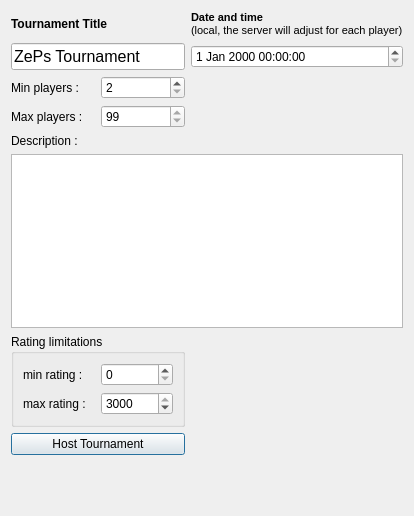
Above: src/_res/tournaments/host.ui from FAForever/client before the change. Below: the same form after it.
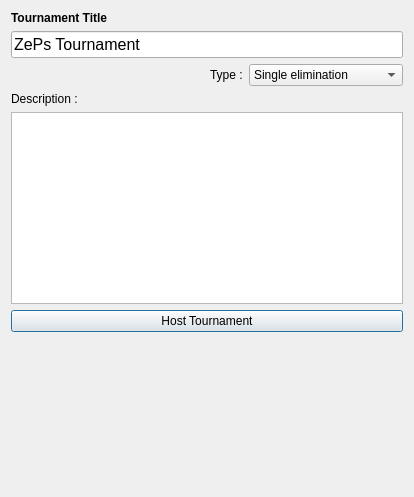
That is the form after the change.

```diff
--- a/src/_res/tournaments/host.ui
+++ b/src/_res/tournaments/host.ui
@@ -7,14 +7,14 @@
     <x>0</x>
     <y>0</y>
     <width>414</width>
-    <height>516</height>
+    <height>497</height>
    </rect>
   </property>
   <property name="windowTitle">
    <string>Dialog</string>
   </property>
-  <layout class="QGridLayout" name="gridLayout_3">
-   <item row="0" column="0">
+  <layout class="QGridLayout" name="gridLayout">
+   <item row="0" column="0" colspan="2">
     <widget class="QLabel" name="label">
      <property name="font">
       <font>
@@ -27,25 +27,7 @@
      </property>
     </widget>
    </item>
-   <item row="0" column="1">
-    <widget class="QLabel" name="label_3">
-     <property name="font">
-      <font>
-       <weight>75</weight>
-       <bold>true</bold>
-      </font>
-     </property>
-     <property name="text">
-      <string>&lt;!DOCTYPE HTML PUBLIC &quot;-//W3C//DTD HTML 4.0//EN&quot; &quot;http://www.w3.org/TR/REC-html40/strict.dtd&quot;&gt;
-&lt;html&gt;&lt;head&gt;&lt;meta name=&quot;qrichtext&quot; content=&quot;1&quot; /&gt;&lt;style type=&quot;text/css&quot;&gt;
-p, li { white-space: pre-wrap; }
-&lt;/style&gt;&lt;/head&gt;&lt;body style=&quot; font-family:'MS Shell Dlg 2'; font-size:8.25pt; font-weight:600; font-style:normal;&quot;&gt;
-&lt;p style=&quot; margin-top:0px; margin-bottom:0px; margin-left:0px; margin-right:0px; -qt-block-indent:0; text-indent:0px;&quot;&gt;&lt;span style=&quot; font-size:8pt;&quot;&gt;Date and time &lt;/span&gt;&lt;/p&gt;
-&lt;p style=&quot; margin-top:0px; margin-bottom:0px; margin-left:0px; margin-right:0px; -qt-block-indent:0; text-indent:0px;&quot;&gt;&lt;span style=&quot; font-size:8pt; font-weight:400;&quot;&gt;(local, the server will adjust for each player)&lt;/span&gt;&lt;/p&gt;&lt;/body&gt;&lt;/html&gt;</string>
-     </property>
-    </widget>
-   </item>
-   <item row="1" column="0">
+   <item row="1" column="0" colspan="2">
     <widget class="QLineEdit" name="titleEdit">
      <property name="font">
       <font>
@@ -60,65 +42,42 @@
      </property>
     </widget>
    </item>
-   <item row="1" column="1">
-    <widget class="QDateTimeEdit" name="dateTimeEdit"/>
-   </item>
-   <item row="2" column="0">
-    <layout class="QHBoxLayout" name="horizontalLayout">
-     <item>
-      <widget class="QLabel" name="label_2">
-       <property name="text">
-        <string>Min players :</string>
-       </property>
-      </widget>
-     </item>
-     <item>
-      <widget class="QSpinBox" name="minPlayers">
-       <property name="suffix">
-        <string/>
-       </property>
-       <property name="minimum">
-        <number>2</number>
-       </property>
-      </widget>
-     </item>
-    </layout>
-   </item>
    <item row="2" column="1">
-    <spacer name="horizontalSpacer">
-     <property name="orientation">
-      <enum>Qt::Horizontal</enum>
-     </property>
-     <property name="sizeHint" stdset="0">
-      <size>
-       <width>181</width>
-       <height>20</height>
-      </size>
-     </property>
-    </spacer>
-   </item>
-   <item row="3" column="0">
-    <layout class="QHBoxLayout" name="horizontalLayout_2">
-     <item>
-      <widget class="QLabel" name="label_4">
+    <layout class="QFormLayout" name="formLayout">
+     <item row="0" column="0">
+      <widget class="QLabel" name="label_2">
        <property name="text">
-        <string>Max players :</string>
+        <string>Type :</string>
        </property>
       </widget>
      </item>
-     <item>
-      <widget class="QSpinBox" name="maxPlayers">
-       <property name="suffix">
-        <string/>
-       </property>
-       <property name="minimum">
-        <number>99</number>
-       </property>
+     <item row="0" column="1">
+      <widget class="QComboBox" name="TypeComboBox">
+       <item>
+        <property name="text">
+         <string>Single elimination</string>
+        </property>
+       </item>
+       <item>
+        <property name="text">
+         <string>Double elimination</string>
+        </property>
+       </item>
+       <item>
+        <property name="text">
+         <string>Round robin</string>
+        </property>
+       </item>
+       <item>
+        <property name="text">
+         <string>Swiss</string>
+        </property>
+       </item>
       </widget>
      </item>
     </layout>
    </item>
-   <item row="4" column="0" colspan="2">
+   <item row="3" column="0" colspan="2">
     <layout class="QGridLayout" name="gridLayout_2">
      <item row="0" column="0">
       <widget class="QLabel" name="label_7">
@@ -136,83 +95,14 @@
      </item>
     </layout>
    </item>
-   <item row="5" column="0">
-    <widget class="QGroupBox" name="groupBox">
-     <property name="title">
-      <string>Rating limitations</string>
-     </property>
-     <layout class="QGridLayout" name="gridLayout">
-      <item row="0" column="0">
-       <layout class="QHBoxLayout" name="horizontalLayout_3">
-        <item>
-         <widget class="QLabel" name="label_5">
-          <property name="text">
-           <string>min rating :</string>
-          </property>
-         </widget>
-        </item>
-        <item>
-         <widget class="QSpinBox" name="minRating">
-          <property name="suffix">
-           <string/>
-          </property>
-          <property name="minimum">
-           <number>0</number>
-          </property>
-          <property name="maximum">
-           <number>3000</number>
-          </property>
-          <property name="singleStep">
-           <number>100</number>
-          </property>
-          <property name="value">
-           <number>0</number>
-          </property>
-         </widget>
-        </item>
-       </layout>
-      </item>
-      <item row="1" column="0">
-       <layout class="QHBoxLayout" name="horizontalLayout_4">
-        <item>
-         <widget class="QLabel" name="label_6">
-          <property name="text">
-           <string>max rating :</string>
-          </property>
-         </widget>
-        </item>
-        <item>
-         <widget class="QSpinBox" name="maxRating">
-          <property name="suffix">
-           <string/>
-          </property>
-          <property name="minimum">
-           <number>0</number>
-          </property>
-          <property name="maximum">
-           <number>3000</number>
-          </property>
-          <property name="singleStep">
-           <number>100</number>
-          </property>
-          <property name="value">
-           <number>3000</number>
-          </property>
-         </widget>
-        </item>
-       </layout>
-      </item>
-     </layout>
-    </widget>
-   </item>
-   <item row="6" column="0">
+   <item row="4" column="0" colspan="2">
     <widget class="QPushButton" name="hostButton">
      <property name="text">
       <string>Host Tournament</string>
      </property>
     </widget>
    </item>
-   <item row="7" column="0">
+   <item row="5" column="0">
     <spacer name="verticalSpacer">
      <property name="orientation">
       <enum>Qt::Vertical</enum>
```
